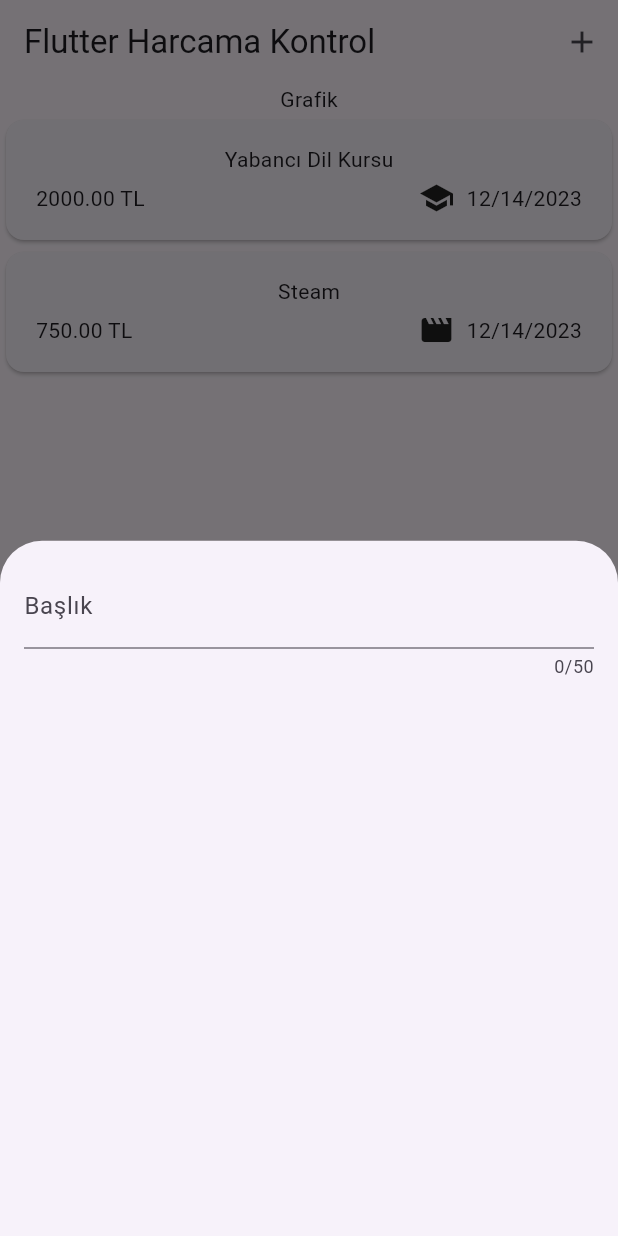
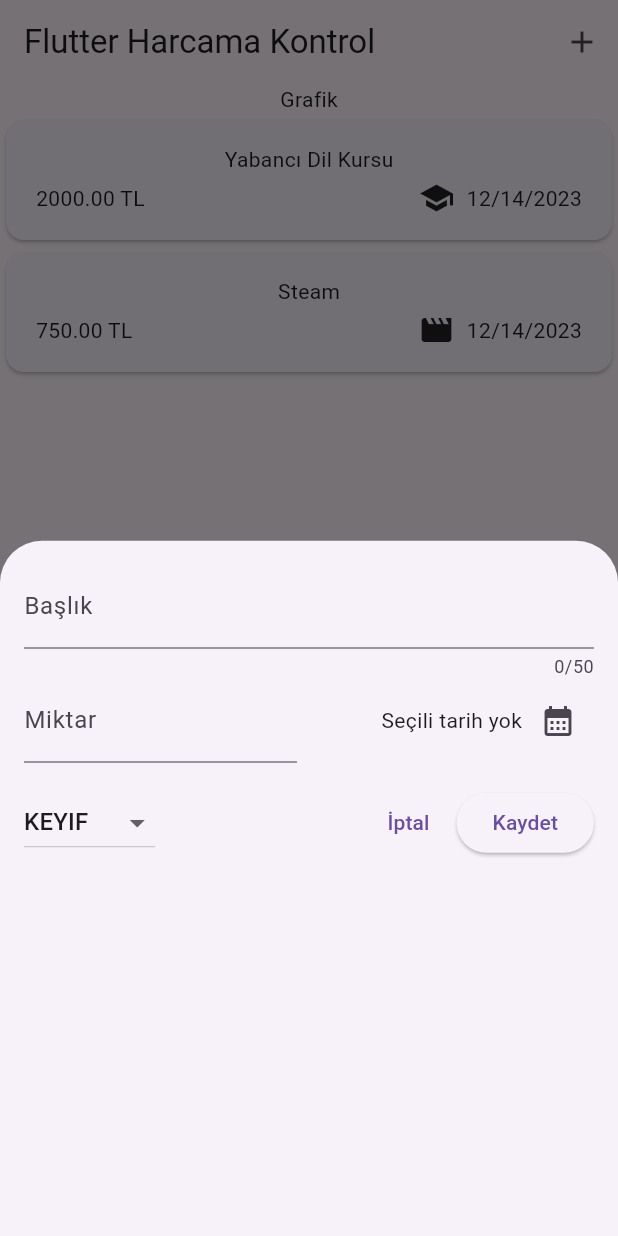
Before and after one commit to boosygetshype/expense_tracker, a Flutter app: the screen it shows after launch, after a tap on the "add" icon, on a phone screen of 412 x 824 dp. Run offline on Flutter 3.47's test engine with Material 3 defaults, Android fonts, the phone set to English and light mode, and no system bars.

Commit message:
Gökhan hocanın anlatımından.

```diff
--- a/lib/widgets/Expenses.dart
+++ b/lib/widgets/Expenses.dart
@@ -29,8 +29,14 @@ class _ExpensesState extends State<Expenses> {
   void _openAddExpenseOverplay() {
     showModalBottomSheet(
       context: context,
-      builder: (ctx) => const NewExpense(),
+      builder: (ctx) =>  NewExpense(onAddExpense: _addExpense),
     );
+  }
+
+  void _addExpense(Expense expense) {
+    setState(() {
+      _registeredExpenses.add(expense);
+    });
   }
 
   @override
--- a/lib/widgets/new_expense.dart
+++ b/lib/widgets/new_expense.dart
@@ -1,7 +1,9 @@
 import 'package:flutter/material.dart';
+import 'package:expense_tracker/models/Expense.dart';
 
 class NewExpense extends StatefulWidget {
-  const NewExpense({super.key});
+  const NewExpense({super.key, required this.onAddExpense});
+  final void Function(Expense expense) onAddExpense;
 
   @override
   State<NewExpense> createState() {
@@ -10,17 +12,146 @@ class NewExpense extends StatefulWidget {
 }
 
 class _NewExpenseState extends State<NewExpense> {
+  final _titleController = TextEditingController();
+  final _amountController = TextEditingController();
+  DateTime? _selectedDate;
+  Category _selectedCategory = Category.keyif;
+
+  void _presentDatePicker() async {
+    final now = DateTime.now();
+    final firstDate = DateTime(now.year - 1, now.month, now.day);
+    final pickedDate = await showDatePicker(
+      context: context,
+      initialDate: now,
+      firstDate: firstDate,
+      lastDate: now,
+    );
+    setState(() {
+      _selectedDate = pickedDate;
+    });
+  }
+
+  void _submitExpenseData() {
+    final enteredAmount = double.tryParse(_amountController.text);
+    final amountIsInvalid = enteredAmount == null || enteredAmount <= 0;
+    if (_titleController.text.trim().isEmpty ||
+        amountIsInvalid ||
+        _selectedDate == null) {
+      showDialog(
+        context: context,
+        builder: (ctx) => AlertDialog(
+          title: const Text('Hatalı Giriş'),
+          content: const Text(
+              'Lütfen başlık, miktar, tarih bilgilerini doğru girdiğinizden emin olun.'),
+          actions: [
+            TextButton(
+              onPressed: () {
+                Navigator.pop(ctx);
+              },
+              child: const Text('Tamam'),
+            ),
+          ],
+        ),
+      );
+      return;
+    }
+    widget.onAddExpense(Expense(
+        title: _titleController.text,
+        amount: enteredAmount,
+        date: _selectedDate!,
+        category: _selectedCategory));
+  }
+
   @override
-  Widget build(BuildContext context) {
-    return const Padding(
-      padding: EdgeInsets.all(16),
+  void dispose() {
+    _titleController.dispose();
+    _amountController.dispose();
+    super.dispose();
+  }
+
+  @override
+  Widget build(context) {
+    return Padding(
+      padding: const EdgeInsets.all(16),
       child: Column(
         children: [
           TextField(
+            controller: _titleController,
             maxLength: 50,
-            decoration: InputDecoration(
-              label: Text("Başlık"),
+            decoration: const InputDecoration(
+              label: Text('Başlık'),
             ),
+          ),
+          Row(
+            children: [
+              Expanded(
+                child: TextField(
+                  controller: _amountController,
+                  keyboardType: TextInputType.number,
+                  decoration: const InputDecoration(
+                    suffixText: ' TL',
+                    label: Text('Miktar'),
+                  ),
+                ),
+              ),
+              const SizedBox(width: 16),
+              Expanded(
+                child: Row(
+                  mainAxisAlignment: MainAxisAlignment.end,
+                  crossAxisAlignment: CrossAxisAlignment.center,
+                  children: [
+                    Text(
+                      _selectedDate == null
+                          ? 'Seçili tarih yok'
+                          : formatter.format(_selectedDate!),
+                    ),
+                    IconButton(
+                      onPressed: _presentDatePicker,
+                      icon: const Icon(
+                        Icons.calendar_month,
+                      ),
+                    ),
+                  ],
+                ),
+              ),
+            ],
+          ),
+          const SizedBox(height: 16),
+          Row(
+            children: [
+              DropdownButton(
+                value: _selectedCategory,
+                items: Category.values
+                    .map(
+                      (category) => DropdownMenuItem(
+                        value: category,
+                        child: Text(
+                          category.name.toUpperCase(),
+                        ),
+                      ),
+                    )
+                    .toList(),
+                onChanged: (value) {
+                  if (value == null) {
+                    return;
+                  }
+                  setState(() {
+                    _selectedCategory = value;
+                  });
+                },
+              ),
+              const Spacer(),
+              TextButton(
+                onPressed: () {
+                  Navigator.pop(context);
+                },
+                child: const Text('İptal'),
+              ),
+              ElevatedButton(
+                onPressed: _submitExpenseData,
+                child: const Text('Kaydet'),
+              ),
+            ],
           )
         ],
       ),
```
